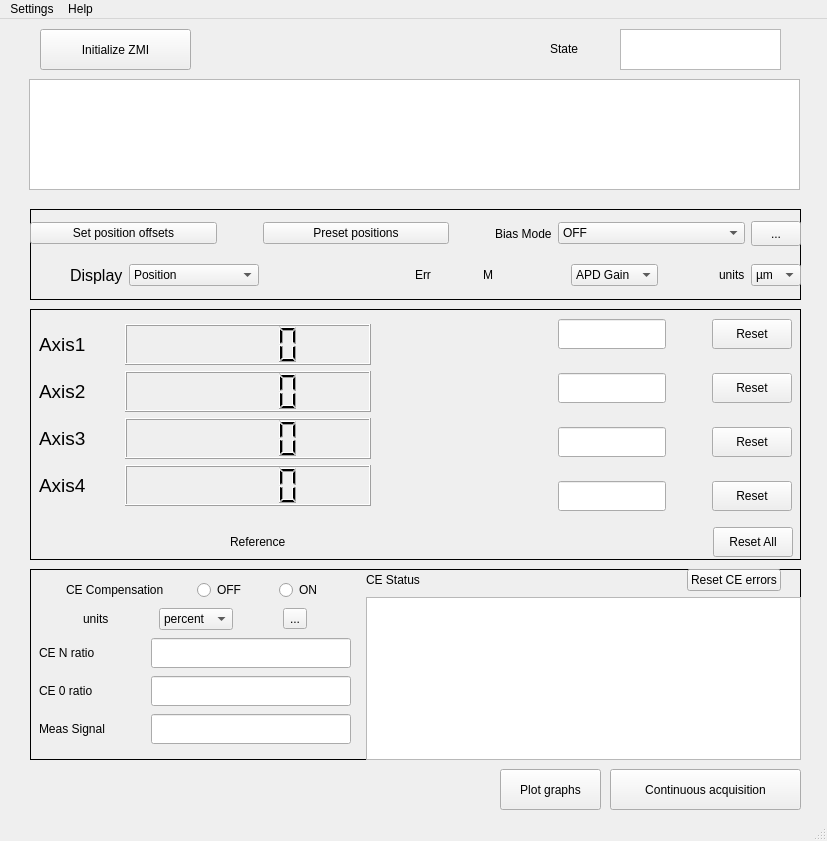
Before: the Qt Designer form ECA_SOLEIL_ZMI4104C/mainwindow.ui in guepy/ECA_ZMI4104C_main, drawn with Qt 5.
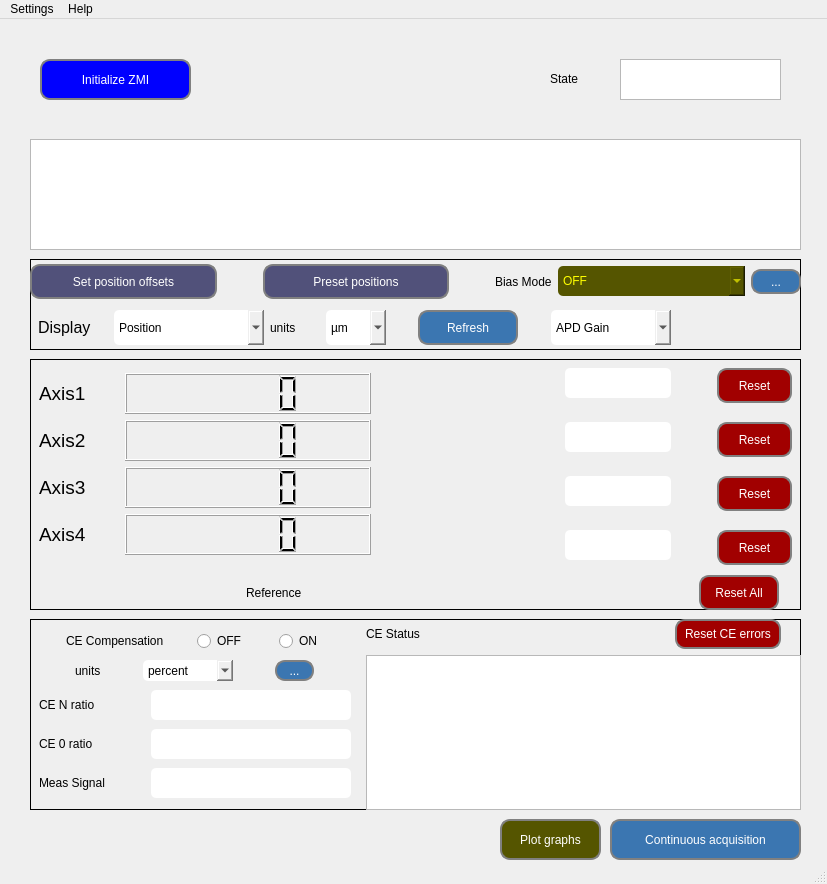
After: the same form once the commit is applied. Icons and pictures are not drawn.

```diff
--- a/ECA_SOLEIL_ZMI4104C/mainwindow.ui
+++ b/ECA_SOLEIL_ZMI4104C/mainwindow.ui
@@ -7,15 +7,21 @@
     <x>0</x>
     <y>0</y>
     <width>827</width>
-    <height>841</height>
+    <height>884</height>
    </rect>
   </property>
   <property name="sizePolicy">
-   <sizepolicy hsizetype="Expanding" vsizetype="Expanding">
+   <sizepolicy hsizetype="Preferred" vsizetype="Preferred">
     <horstretch>0</horstretch>
     <verstretch>0</verstretch>
    </sizepolicy>
   </property>
+  <property name="minimumSize">
+   <size>
+    <width>70</width>
+    <height>35</height>
+   </size>
+  </property>
   <property name="windowTitle">
    <string>MainWindow</string>
   </property>
@@ -23,23 +29,41 @@
    <string notr="true">QLabel{
 font: 75 14pt &quot;MS Shell Dlg 2&quot;;
 }
-QComboBox{
+QComboBox, QLineEdit{
 font: 75 12pt &quot;MS Shell Dlg 2&quot;;
+border-radius:5px;
 }
-QPushButton{
+QPushButton, QToolButton{
 font: 75 12pt &quot;MS Shell Dlg 2&quot;;
+border: 2px solid gray;
+padding: 0 8px;
+border-radius:10px;
+text-align: center;
+}
+#MainWindow{
+background-image: url(:/images/VueAerienneSynchrotronSOLEIL_mod);
+	border-color: rgb(85, 170, 255);
+	border-top-color:rgb(85, 170, 255);
 }</string>
   </property>
   <widget class="QWidget" name="centralwidget">
+   <property name="styleSheet">
+    <string notr="true"/>
+   </property>
    <widget class="QPushButton" name="pushButton_7">
     <property name="geometry">
      <rect>
       <x>40</x>
-      <y>10</y>
+      <y>40</y>
       <width>151</width>
       <height>41</height>
      </rect>
     </property>
+    <property name="styleSheet">
+     <string notr="true">
+background: blue;
+color: white;</string>
+    </property>
     <property name="text">
      <string>Initialize ZMI</string>
     </property>
@@ -48,11 +72,15 @@
     <property name="geometry">
      <rect>
       <x>610</x>
-      <y>750</y>
+      <y>800</y>
       <width>191</width>
       <height>41</height>
      </rect>
     </property>
+    <property name="styleSheet">
+     <string notr="true">background:rgb(59, 118, 177);
+color: white;</string>
+    </property>
     <property name="text">
      <string>Continuous acquisition</string>
     </property>
@@ -60,8 +88,8 @@
    <widget class="QWidget" name="horizontalLayoutWidget_16">
     <property name="geometry">
      <rect>
-      <x>29</x>
-      <y>60</y>
+      <x>30</x>
+      <y>120</y>
       <width>771</width>
       <height>111</height>
      </rect>
@@ -76,7 +104,7 @@
     <property name="geometry">
      <rect>
       <x>550</x>
-      <y>20</y>
+      <y>50</y>
       <width>71</width>
       <height>20</height>
      </rect>
@@ -89,7 +117,7 @@
     <property name="geometry">
      <rect>
       <x>620</x>
-      <y>10</y>
+      <y>40</y>
       <width>161</width>
       <height>41</height>
      </rect>
@@ -99,11 +127,16 @@
     <property name="geometry">
      <rect>
       <x>500</x>
-      <y>750</y>
+      <y>800</y>
       <width>101</width>
       <height>41</height>
      </rect>
     </property>
+    <property name="styleSheet">
+     <string notr="true">font: 75 12pt &quot;MS Shell Dlg 2&quot;;
+background:rgb(85, 85, 0);
+color: white;</string>
+    </property>
     <property name="text">
      <string>Plot graphs</string>
     </property>
@@ -112,7 +145,7 @@
     <property name="geometry">
      <rect>
       <x>30</x>
-      <y>550</y>
+      <y>600</y>
       <width>771</width>
       <height>191</height>
      </rect>
@@ -213,6 +246,12 @@
               <verstretch>0</verstretch>
              </sizepolicy>
             </property>
+            <property name="minimumSize">
+             <size>
+              <width>90</width>
+              <height>21</height>
+             </size>
+            </property>
             <item>
              <property name="text">
               <string>percent</string>
@@ -232,6 +271,10 @@
           </item>
           <item>
            <widget class="QToolButton" name="toolButton_2">
+            <property name="styleSheet">
+             <string notr="true">background:rgb(59, 118, 177);
+color: white;</string>
+            </property>
             <property name="text">
              <string>...</string>
             </property>
@@ -406,6 +449,16 @@
          </item>
          <item>
           <widget class="QPushButton" name="pushButton_10">
+           <property name="minimumSize">
+            <size>
+             <width>0</width>
+             <height>30</height>
+            </size>
+           </property>
+           <property name="styleSheet">
+            <string notr="true">background:rgb(161, 0, 0);
+color: white;</string>
+           </property>
            <property name="text">
             <string>Reset CE errors</string>
            </property>
@@ -440,7 +493,7 @@
     <property name="geometry">
      <rect>
       <x>30</x>
-      <y>290</y>
+      <y>340</y>
       <width>771</width>
       <height>251</height>
      </rect>
@@ -735,10 +788,14 @@
               </property>
               <property name="minimumSize">
                <size>
-                <width>0</width>
-                <height>30</height>
+                <width>75</width>
+                <height>35</height>
                </size>
               </property>
+              <property name="styleSheet">
+               <string notr="true">background:rgb(161, 0, 0);
+color: white;</string>
+              </property>
               <property name="text">
                <string>Reset</string>
               </property>
@@ -801,10 +858,14 @@
               </property>
               <property name="minimumSize">
                <size>
-                <width>0</width>
-                <height>30</height>
+                <width>75</width>
+                <height>35</height>
                </size>
               </property>
+              <property name="styleSheet">
+               <string notr="true">background:rgb(161, 0, 0);
+color: white;</string>
+              </property>
               <property name="text">
                <string>Reset</string>
               </property>
@@ -823,8 +884,8 @@
            </property>
            <property name="minimumSize">
             <size>
-             <width>0</width>
-             <height>40</height>
+             <width>75</width>
+             <height>35</height>
             </size>
            </property>
            <layout class="QHBoxLayout" name="horizontalLayout_21">
@@ -867,10 +928,14 @@
               </property>
               <property name="minimumSize">
                <size>
-                <width>0</width>
-                <height>30</height>
+                <width>75</width>
+                <height>35</height>
                </size>
               </property>
+              <property name="styleSheet">
+               <string notr="true">background:rgb(161, 0, 0);
+color: white;</string>
+              </property>
               <property name="text">
                <string>Reset</string>
               </property>
@@ -934,9 +999,13 @@
               <property name="minimumSize">
                <size>
                 <width>75</width>
-                <height>30</height>
+                <height>35</height>
                </size>
               </property>
+              <property name="styleSheet">
+               <string notr="true">background:rgb(161, 0, 0);
+color: white;</string>
+              </property>
               <property name="text">
                <string>Reset</string>
               </property>
@@ -986,11 +1055,11 @@
           <enum>Qt::Horizontal</enum>
          </property>
          <property name="sizeType">
-          <enum>QSizePolicy::Expanding</enum>
+          <enum>QSizePolicy::Fixed</enum>
          </property>
          <property name="sizeHint" stdset="0">
           <size>
-           <width>40</width>
+           <width>375</width>
            <height>20</height>
           </size>
          </property>
@@ -1006,10 +1075,14 @@
          </property>
          <property name="minimumSize">
           <size>
-           <width>0</width>
-           <height>30</height>
+           <width>80</width>
+           <height>35</height>
           </size>
          </property>
+         <property name="styleSheet">
+          <string notr="true">background:rgb(161, 0, 0);
+color: white;</string>
+         </property>
          <property name="text">
           <string>Reset All</string>
          </property>
@@ -1025,7 +1098,7 @@
          </property>
          <property name="sizeHint" stdset="0">
           <size>
-           <width>8</width>
+           <width>4</width>
            <height>20</height>
           </size>
          </property>
@@ -1039,7 +1112,7 @@
     <property name="geometry">
      <rect>
       <x>30</x>
-      <y>190</y>
+      <y>240</y>
       <width>771</width>
       <height>91</height>
      </rect>
@@ -1055,6 +1128,16 @@
       <layout class="QHBoxLayout" name="horizontalLayout_11">
        <item>
         <widget class="QPushButton" name="pushButton_11">
+         <property name="minimumSize">
+          <size>
+           <width>0</width>
+           <height>35</height>
+          </size>
+         </property>
+         <property name="styleSheet">
+          <string notr="true">background:rgb(81, 81, 122);
+color:white;</string>
+         </property>
          <property name="text">
           <string>Set position offsets</string>
          </property>
@@ -1078,6 +1161,16 @@
        </item>
        <item>
         <widget class="QPushButton" name="pushButton_12">
+         <property name="minimumSize">
+          <size>
+           <width>0</width>
+           <height>35</height>
+          </size>
+         </property>
+         <property name="styleSheet">
+          <string notr="true">background:rgb(81, 81, 122);
+color:white;</string>
+         </property>
          <property name="text">
           <string>Preset positions</string>
          </property>
@@ -1114,6 +1207,17 @@
        </item>
        <item>
         <widget class="QComboBox" name="comboBox_3">
+         <property name="minimumSize">
+          <size>
+           <width>0</width>
+           <height>30</height>
+          </size>
+         </property>
+         <property name="styleSheet">
+          <string notr="true">background:rgb(85, 85, 0);
+color:yellow;
+text-align: center;</string>
+         </property>
          <item>
           <property name="text">
            <string>OFF</string>
@@ -1149,6 +1253,10 @@
            <height>25</height>
           </size>
          </property>
+         <property name="styleSheet">
+          <string notr="true">background:rgb(59, 118, 177);
+color: white;</string>
+         </property>
          <property name="text">
           <string>...</string>
          </property>
@@ -1168,7 +1276,7 @@
          </property>
          <property name="sizeHint" stdset="0">
           <size>
-           <width>40</width>
+           <width>8</width>
            <height>20</height>
           </size>
          </property>
@@ -1184,7 +1292,7 @@
          </property>
          <property name="minimumSize">
           <size>
-           <width>50</width>
+           <width>70</width>
            <height>0</height>
           </size>
          </property>
@@ -1207,6 +1315,18 @@
        </item>
        <item>
         <widget class="QComboBox" name="comboBox_4">
+         <property name="sizePolicy">
+          <sizepolicy hsizetype="Fixed" vsizetype="Fixed">
+           <horstretch>0</horstretch>
+           <verstretch>0</verstretch>
+          </sizepolicy>
+         </property>
+         <property name="minimumSize">
+          <size>
+           <width>150</width>
+           <height>35</height>
+          </size>
+         </property>
          <item>
           <property name="text">
            <string>Position</string>
@@ -1222,87 +1342,9 @@
            <string>Time</string>
           </property>
          </item>
-        </widget>
-       </item>
-       <item>
-        <spacer name="horizontalSpacer_2">
-         <property name="orientation">
-          <enum>Qt::Horizontal</enum>
-         </property>
-         <property name="sizeType">
-          <enum>QSizePolicy::Fixed</enum>
-         </property>
-         <property name="sizeHint" stdset="0">
-          <size>
-           <width>150</width>
-           <height>20</height>
-          </size>
-         </property>
-        </spacer>
-       </item>
-       <item>
-        <layout class="QHBoxLayout" name="horizontalLayout_18">
          <item>
-          <widget class="QLabel" name="label_17">
-           <property name="sizePolicy">
-            <sizepolicy hsizetype="Preferred" vsizetype="Preferred">
-             <horstretch>0</horstretch>
-             <verstretch>0</verstretch>
-            </sizepolicy>
-           </property>
-           <property name="minimumSize">
-            <size>
-             <width>50</width>
-             <height>1</height>
-            </size>
-           </property>
-           <property name="text">
-            <string>Err</string>
-           </property>
-          </widget>
-         </item>
-         <item>
-          <widget class="QLabel" name="label_16">
-           <property name="sizePolicy">
-            <sizepolicy hsizetype="Preferred" vsizetype="Preferred">
-             <horstretch>0</horstretch>
-             <verstretch>0</verstretch>
-            </sizepolicy>
-           </property>
-           <property name="text">
-            <string>M</string>
-           </property>
-          </widget>
-         </item>
-        </layout>
-       </item>
-       <item>
-        <spacer name="horizontalSpacer_7">
-         <property name="orientation">
-          <enum>Qt::Horizontal</enum>
-         </property>
-         <property name="sizeType">
-          <enum>QSizePolicy::Fixed</enum>
-         </property>
-         <property name="sizeHint" stdset="0">
-          <size>
-           <width>20</width>
-           <height>20</height>
-          </size>
-         </property>
-        </spacer>
-       </item>
-       <item>
-        <widget class="QComboBox" name="comboBox">
-         <property name="sizePolicy">
-          <sizepolicy hsizetype="Fixed" vsizetype="Fixed">
-           <horstretch>50</horstretch>
-           <verstretch>50</verstretch>
-          </sizepolicy>
-         </property>
-         <item>
           <property name="text">
-           <string>APD Gain</string>
+           <string>FFT</string>
           </property>
          </item>
          <item>
@@ -1317,22 +1359,6 @@
          </item>
         </widget>
        </item>
-       <item>
-        <spacer name="horizontalSpacer_8">
-         <property name="orientation">
-          <enum>Qt::Horizontal</enum>
-         </property>
-         <property name="sizeType">
-          <enum>QSizePolicy::Fixed</enum>
-         </property>
-         <property name="sizeHint" stdset="0">
-          <size>
-           <width>55</width>
-           <height>20</height>
-          </size>
-         </property>
-        </spacer>
-       </item>
        <item>
         <widget class="QLabel" name="label_3">
          <property name="sizePolicy">
@@ -1341,6 +1367,12 @@
            <verstretch>0</verstretch>
           </sizepolicy>
          </property>
+         <property name="minimumSize">
+          <size>
+           <width>50</width>
+           <height>0</height>
+          </size>
+         </property>
          <property name="styleSheet">
           <string notr="true">font: 75 12pt &quot;Arial&quot;;</string>
          </property>
@@ -1357,6 +1389,12 @@
            <verstretch>0</verstretch>
           </sizepolicy>
          </property>
+         <property name="minimumSize">
+          <size>
+           <width>60</width>
+           <height>35</height>
+          </size>
+         </property>
          <item>
           <property name="text">
            <string>µm</string>
@@ -1384,10 +1422,120 @@
          </item>
         </widget>
        </item>
+       <item>
+        <spacer name="horizontalSpacer_2">
+         <property name="orientation">
+          <enum>Qt::Horizontal</enum>
+         </property>
+         <property name="sizeHint" stdset="0">
+          <size>
+           <width>40</width>
+           <height>20</height>
+          </size>
+         </property>
+        </spacer>
+       </item>
+       <item>
+        <widget class="QPushButton" name="pushButton_9">
+         <property name="sizePolicy">
+          <sizepolicy hsizetype="Fixed" vsizetype="Fixed">
+           <horstretch>0</horstretch>
+           <verstretch>0</verstretch>
+          </sizepolicy>
+         </property>
+         <property name="minimumSize">
+          <size>
+           <width>100</width>
+           <height>35</height>
+          </size>
+         </property>
+         <property name="styleSheet">
+          <string notr="true">background:rgb(59, 118, 177);
+color: white;</string>
+         </property>
+         <property name="text">
+          <string>Refresh</string>
+         </property>
+        </widget>
+       </item>
+       <item>
+        <spacer name="horizontalSpacer_7">
+         <property name="orientation">
+          <enum>Qt::Horizontal</enum>
+         </property>
+         <property name="sizeHint" stdset="0">
+          <size>
+           <width>40</width>
+           <height>20</height>
+          </size>
+         </property>
+        </spacer>
+       </item>
+       <item>
+        <widget class="QComboBox" name="comboBox">
+         <property name="sizePolicy">
+          <sizepolicy hsizetype="Fixed" vsizetype="Fixed">
+           <horstretch>60</horstretch>
+           <verstretch>60</verstretch>
+          </sizepolicy>
+         </property>
+         <property name="minimumSize">
+          <size>
+           <width>120</width>
+           <height>35</height>
+          </size>
+         </property>
+         <item>
+          <property name="text">
+           <string>APD Gain</string>
+          </property>
+         </item>
+         <item>
+          <property name="text">
+           <string>Opt Power</string>
+          </property>
+         </item>
+         <item>
+          <property name="text">
+           <string>SSI</string>
+          </property>
+         </item>
+        </widget>
+       </item>
+       <item>
+        <spacer name="horizontalSpacer_8">
+         <property name="orientation">
+          <enum>Qt::Horizontal</enum>
+         </property>
+         <property name="sizeType">
+          <enum>QSizePolicy::Fixed</enum>
+         </property>
+         <property name="sizeHint" stdset="0">
+          <size>
+           <width>130</width>
+           <height>20</height>
+          </size>
+         </property>
+        </spacer>
+       </item>
       </layout>
      </item>
     </layout>
    </widget>
+   <widget class="QWidget" name="horizontalWidget_14" native="true">
+    <property name="geometry">
+     <rect>
+      <x>280</x>
+      <y>10</y>
+      <width>231</width>
+      <height>101</height>
+     </rect>
+    </property>
+    <property name="styleSheet">
+     <string notr="true">background-image: url(:/images/logo_soleil_min);</string>
+    </property>
+    <layout class="QHBoxLayout" name="horizontalLayout_2"/>
+   </widget>
   </widget>
   <widget class="QMenuBar" name="menubar">
    <property name="geometry">
@@ -1413,7 +1561,11 @@
    <addaction name="menuSettings"/>
    <addaction name="menuHelp"/>
   </widget>
-  <widget class="QStatusBar" name="statusbar"/>
+  <widget class="QStatusBar" name="statusbar">
+   <property name="styleSheet">
+    <string notr="true"/>
+   </property>
+  </widget>
   <action name="actionAbout">
    <property name="text">
     <string>About</string>
```
Left out of the diff: 23 changed lines with no effect on the pictures.
